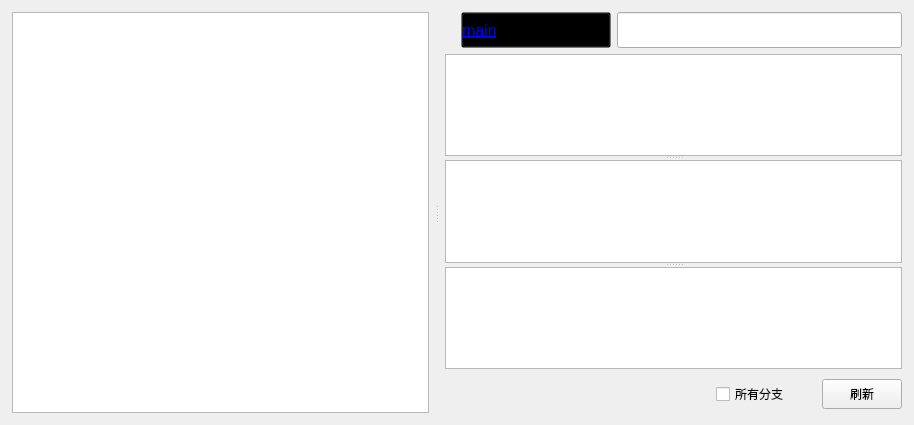
The window that src/window/MainWindow.ui (BeyondXinXin/RepoReporter) describes before a commit, drawn with Qt 5.
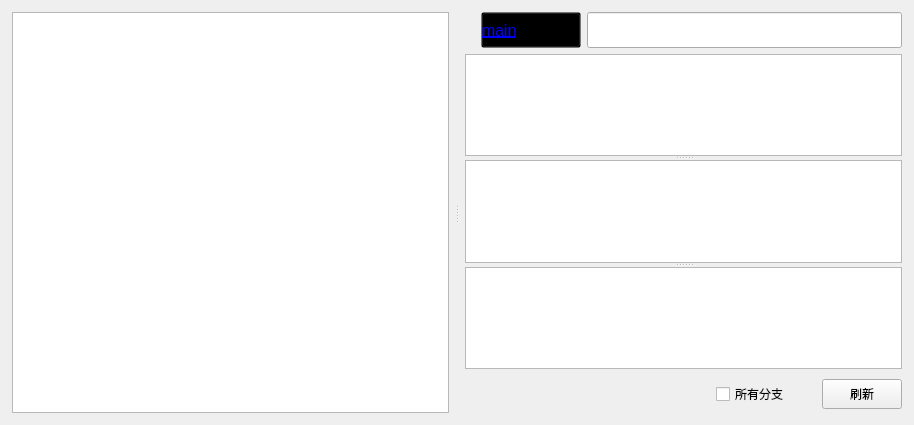
The same window after the commit. Custom widgets are drawn as their Qt base class.

Patch:
```diff
--- a/src/window/MainWindow.ui
+++ b/src/window/MainWindow.ui
@@ -80,13 +80,13 @@
            <widget class="QPushButton" name="branchBtn">
             <property name="minimumSize">
              <size>
-              <width>150</width>
+              <width>100</width>
               <height>36</height>
              </size>
             </property>
             <property name="maximumSize">
              <size>
-              <width>147</width>
+              <width>100</width>
               <height>36</height>
              </size>
             </property>
```
